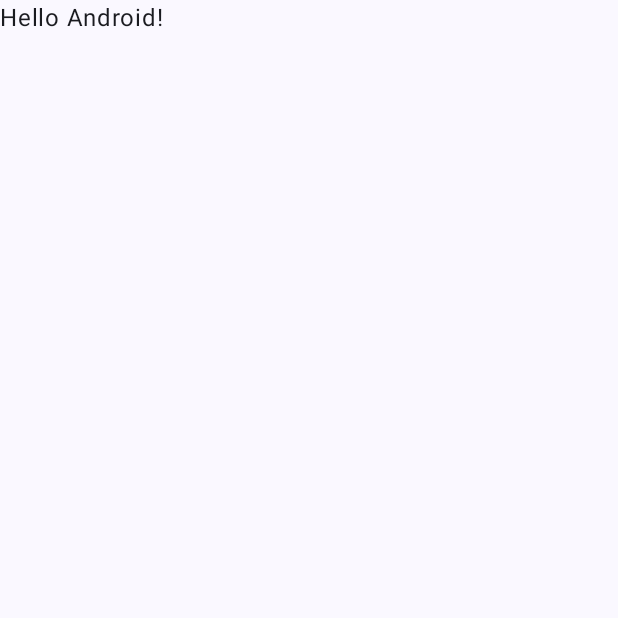
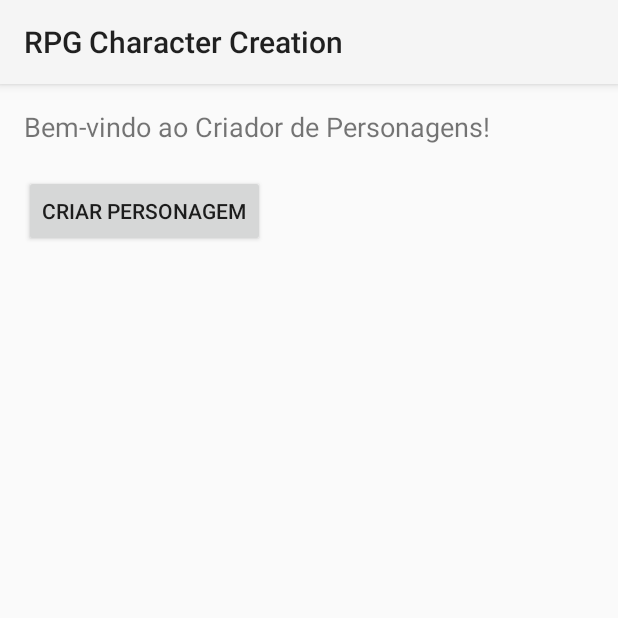
Before and after one commit to Joao-ale/RPGCharacterCreation, an Android app built with Jetpack Compose: the screen it shows after launch (MainActivity), on a phone screen of 412 x 824 dp, the top half of it. Before the commit the part shown is almost empty. Run offline under Robolectric (Android 15) with nearby library versions, the phone set to English and light mode, and no system bars.

Commit message:
Adjust interfaces

```diff
--- a/app/src/main/java/com/fmu/rpgcharactercreation/MainActivity.kt
+++ b/app/src/main/java/com/fmu/rpgcharactercreation/MainActivity.kt
@@ -1,47 +1,21 @@
 package com.fmu.rpgcharactercreation
 
+import android.content.Intent
 import android.os.Bundle
-import androidx.activity.ComponentActivity
-import androidx.activity.compose.setContent
-import androidx.activity.enableEdgeToEdge
-import androidx.compose.foundation.layout.fillMaxSize
-import androidx.compose.foundation.layout.padding
-import androidx.compose.material3.Scaffold
-import androidx.compose.material3.Text
-import androidx.compose.runtime.Composable
-import androidx.compose.ui.Modifier
-import androidx.compose.ui.tooling.preview.Preview
-import com.fmu.rpgcharactercreation.ui.theme.RPGCharacterCreationTheme
+import android.widget.Button
+import androidx.appcompat.app.AppCompatActivity
+import com.fmu.rpgcharactercreation.service.CreateCharacterActivity
 
-class MainActivity : ComponentActivity() {
+class MainActivity : AppCompatActivity() {
     override fun onCreate(savedInstanceState: Bundle?) {
         super.onCreate(savedInstanceState)
-        enableEdgeToEdge()
-        setContent {
-            RPGCharacterCreationTheme {
-                Scaffold(modifier = Modifier.fillMaxSize()) { innerPadding ->
-                    Greeting(
-                        name = "Android",
-                        modifier = Modifier.padding(innerPadding)
-                    )
-                }
-            }
+        setContentView(R.layout.activity_main)
+
+        val btnCreateCharacter: Button = findViewById(R.id.btnCreateCharacter)
+
+        btnCreateCharacter.setOnClickListener {
+            val intent = Intent(this, CreateCharacterActivity::class.java)
+            startActivity(intent)
         }
     }
 }
-
-@Composable
-fun Greeting(name: String, modifier: Modifier = Modifier) {
-    Text(
-        text = "Hello $name!",
-        modifier = modifier
-    )
-}
-
-@Preview(showBackground = true)
-@Composable
-fun GreetingPreview() {
-    RPGCharacterCreationTheme {
-        Greeting("Android")
-    }
-}
--- /dev/null
+++ b/app/src/main/res/layout/activity_main.xml
@@ -0,0 +1,22 @@
+<?xml version="1.0" encoding="utf-8"?>
+<LinearLayout xmlns:android="http://schemas.android.com/apk/res/android"
+    android:layout_width="match_parent"
+    android:layout_height="match_parent"
+    android:orientation="vertical"
+    android:padding="16dp">
+
+    <TextView
+        android:id="@+id/tvTitle"
+        android:layout_width="wrap_content"
+        android:layout_height="wrap_content"
+        android:text="Bem-vindo ao Criador de Personagens!"
+        android:textSize="18sp"
+        android:layout_marginBottom="20dp" />
+
+    <Button
+        android:id="@+id/btnCreateCharacter"
+        android:layout_width="wrap_content"
+        android:layout_height="wrap_content"
+        android:text="Criar Personagem" />
+
+</LinearLayout>
--- a/app/src/main/res/values/themes.xml
+++ /dev/null
@@ -1,5 +0,0 @@
-<?xml version="1.0" encoding="utf-8"?>
-<resources>
-
-    <style name="Theme.RPGCharacterCreation" parent="android:Theme.Material.Light.NoActionBar" />
-</resources>
--- a/build.gradle.kts
+++ b/build.gradle.kts
@@ -2,4 +2,5 @@
 plugins {
     alias(libs.plugins.android.application) apply false
     alias(libs.plugins.kotlin.android) apply false
+    id("com.google.devtools.ksp") version "2.0.21-1.0.27" apply false
 }
--- a/settings.gradle.kts
+++ b/settings.gradle.kts
@@ -11,11 +11,13 @@ pluginManagement {
         gradlePluginPortal()
     }
 }
+
 dependencyResolutionManagement {
     repositoriesMode.set(RepositoriesMode.FAIL_ON_PROJECT_REPOS)
     repositories {
         google()
         mavenCentral()
+        gradlePluginPortal()
     }
 }
 
```
Also changed, not shown: app/build.gradle.kts (+10 -3 lines), app/src/main/AndroidManifest.xml (+12 -9 lines), app/src/main/java/com/fmu/rpgcharactercreation/service/CreateCharacterActivity.kt (+26 -8 lines), app/src/main/res/layout/activity_create_character.xml (+45 -29 lines), app/src/main/res/values/colors.xml (+10 -8 lines), app/src/main/res/values/strings.xml (+16 -2 lines), app/src/main/res/values/styles.xml (added, +9 -0 lines), gradle/libs.versions.toml (+17 -11 lines).
